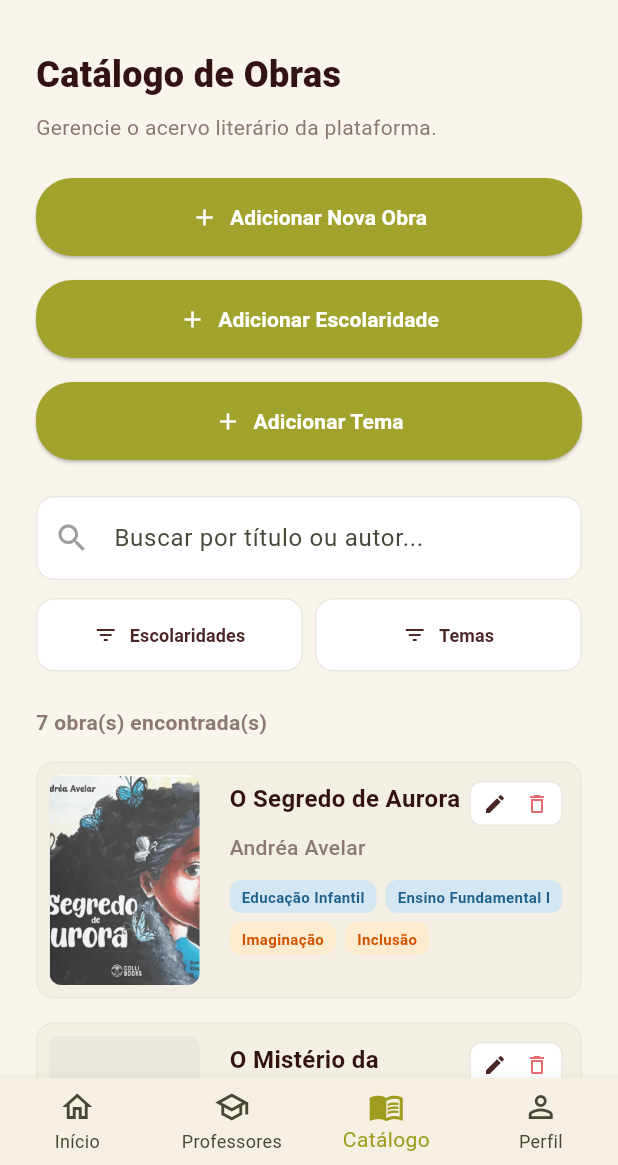
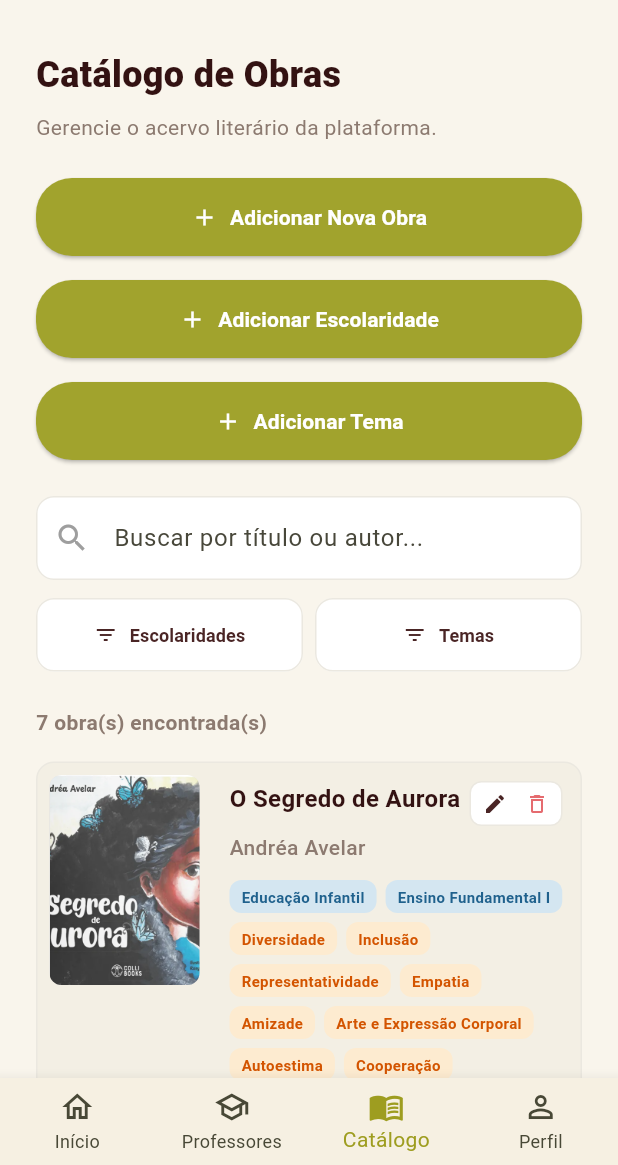
Before and after one commit to Colli-Books/colli-books-frontend, a Flutter app: the AdminHomeScreen screen opened directly, item 3 of the bottom bar chosen, on a phone screen of 412 x 824 dp, the part 71-1236 px from its top. Run offline on Flutter 3.47's test engine with Material 3 defaults, Android fonts, the phone set to English and light mode, and no system bars; our stand-ins replace device_preview; network calls fail.

Commit message:
feat: ajusta badges de escolaridades/temas no modal, remove ISBN e adiciona possibilidades interdisciplinares detalhadas

```diff
--- a/lib/features/obras/presentation/screens/catalogo_data.dart
+++ b/lib/features/obras/presentation/screens/catalogo_data.dart
@@ -14,6 +14,13 @@ class CatalogoData {
     'Aventura',
     'Mistério',
     'Inclusão',
+    'Diversidade',
+    'Representatividade',
+    'Empatia',
+    'Amizade',
+    'Arte e Expressão Corporal',
+    'Autoestima',
+    'Cooperação',
   ];
 
   static List<Map<String, dynamic>> livros = [
@@ -22,8 +29,16 @@ class CatalogoData {
       'author': 'Andréa Avelar',
       'ilustracoes': 'Rosy Albuquerque',
       'escolaridades': ['Educação Infantil', 'Ensino Fundamental I'],
-      'temas': ['Imaginação', 'Inclusão'],
-      'tags': ['INFANTIL', 'ARTE', 'DIVERSIDADE'],
+      'temas': [
+        'Diversidade',
+        'Inclusão',
+        'Representatividade',
+        'Empatia',
+        'Amizade',
+        'Arte e Expressão Corporal',
+        'Autoestima',
+        'Cooperação',
+      ],
       'sinopse':
           'Aurora ama dançar balé. Quando suas sapatilhas tocam o chão, tudo parece entrar no ritmo da alegria. Mas um segredo guardado quase tira dela a chance de subir ao palco. Com emoção e delicadeza, O Segredo de Aurora mostra que a arte existe para acolher, unir pessoas e fazer cada criança acreditar que também pode brilhar.',
       'isbn': '978-65-6079-046-9',
@@ -36,10 +51,37 @@ class CatalogoData {
       'lpUrl': 'https://www.collibooks.com/o-segredo-de-aurora-lp/',
       'disciplinas': [
         'Língua Portuguesa',
-        'Artes',
+        'Arte',
         'Educação Física',
-        'Desenvolvimento Socioemocional',
+        'História e Cultura',
+        'Educação Socioemocional',
       ],
+      'interdisciplinaridade': {
+        'Língua Portuguesa': [
+          'Leitura e interpretação de texto',
+          'Análise de personagens',
+          'Produção de narrativas',
+        ],
+        'Arte': [
+          'Dança e expressão corporal',
+          'Criação artística inspirada na história',
+          'Interpretação de imagens',
+        ],
+        'Educação Física': [
+          'Movimentos de dança',
+          'Coordenação corporal',
+          'Consciência corporal',
+        ],
+        'História e Cultura': [
+          'Diversidade cultural na arte',
+          'História do balé',
+        ],
+        'Educação Socioemocional': [
+          'Empatia',
+          'Respeito às diferenças',
+          'Convivência',
+        ],
+      },
       'materiais': [
         {
           'title': 'Ficha Pedagógica',
```
Also changed, not shown: lib/features/professor/presentation/screens/professor_home_screen.dart (+92 -37 lines).
